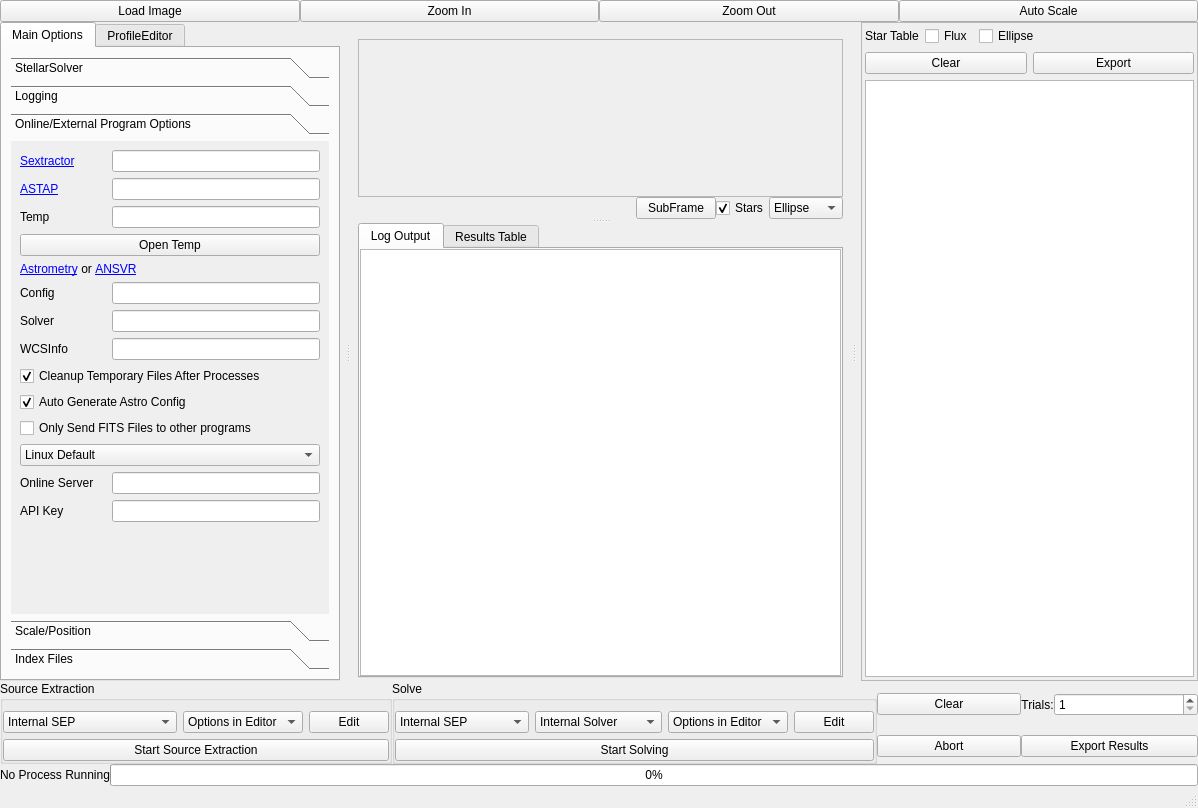
The window that tester/mainwindow.ui (rlancaste/stellarsolver) describes before a commit, drawn with Qt 5.
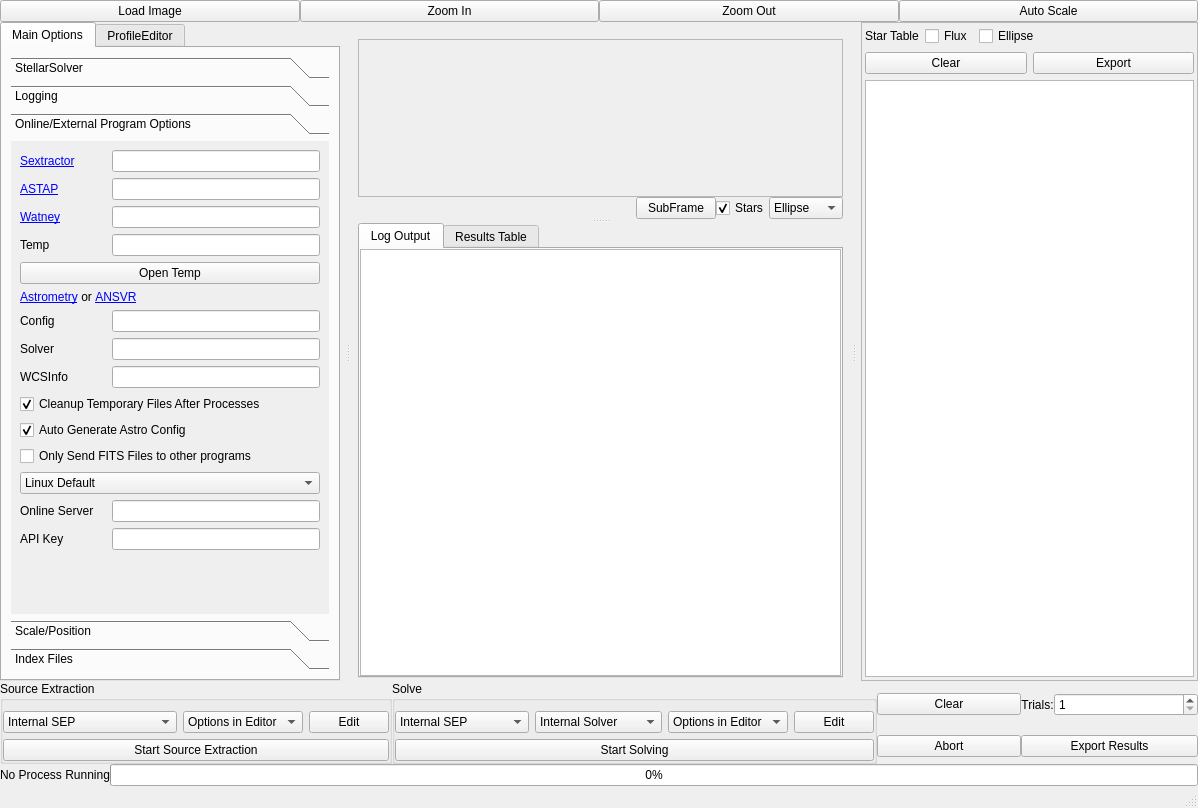
The same window after the commit. The open tabs and pages were chosen to show the change. Icons and pictures are not drawn. Custom widgets are drawn as their Qt base class.

Commit message: Adding Watney Solver Support, fixing bugs in solutions, removing mac internal paths, switching back to easier method of aborting external processes, and minor bugfixes

```diff
--- a/tester/mainwindow.ui
+++ b/tester/mainwindow.ui
@@ -275,79 +275,53 @@
                  <x>0</x>
                  <y>0</y>
                  <width>291</width>
-                 <height>424</height>
+                 <height>454</height>
                 </rect>
                </property>
                <attribute name="label">
                 <string>Online/External Program Options</string>
                </attribute>
                <layout class="QGridLayout" name="gridLayout_13">
-                <item row="17" column="4">
-                 <widget class="QLineEdit" name="onlineServer">
-                  <property name="text">
-                   <string/>
-                  </property>
+                <item row="17" column="1" colspan="4">
+                 <widget class="QComboBox" name="setPathsAutomatically">
+                  <item>
+                   <property name="text">
+                    <string>Linux Default</string>
+                   </property>
+                  </item>
+                  <item>
+                   <property name="text">
+                    <string>Linux KStars Internal </string>
+                   </property>
+                  </item>
+                  <item>
+                   <property name="text">
+                    <string>Mac Homebrew</string>
+                   </property>
+                  </item>
+                  <item>
+                   <property name="text">
+                    <string>Windows ANSVR</string>
+                   </property>
+                  </item>
+                  <item>
+                   <property name="text">
+                    <string>Windows Cygwin</string>
+                   </property>
+                  </item>
                  </widget>
                 </item>
-                <item row="4" column="1" colspan="4">
-                 <widget class="QLabel" name="label_10">
+                <item row="16" column="1" colspan="4">
+                 <widget class="QCheckBox" name="onlySendFITSFiles">
                   <property name="text">
-                   <string>&lt;a href= &quot;http://astrometry.net/use.html&quot;&gt;Astrometry&lt;/a&gt; or &lt;a href=&quot;https://adgsoftware.com/ansvr/&quot;&gt;ANSVR&lt;/a&gt;</string>
-                  </property>
-                  <property name="openExternalLinks">
-                   <bool>true</bool>
-                  </property>
-                 </widget>
-                </item>
-                <item row="0" column="4">
-                 <widget class="QLineEdit" name="sextractorPath">
-                  <property name="text">
-                   <string/>
-                  </property>
-                 </widget>
-                </item>
-                <item row="1" column="1">
-                 <widget class="QLabel" name="label_45">
-                  <property name="text">
-                   <string>&lt;a href=&quot;https://www.hnsky.org/astap.htm&quot;&gt;ASTAP&lt;/a&gt;</string>
-                  </property>
-                  <property name="openExternalLinks">
-                   <bool>true</bool>
-                  </property>
-                 </widget>
-                </item>
-                <item row="13" column="1" colspan="4">
-                 <widget class="QCheckBox" name="cleanupTemp">
-                  <property name="text">
-                   <string>Cleanup Temporary Files After Processes</string>
+                   <string>Only Send FITS Files to other programs</string>
                   </property>
                   <property name="checked">
-                   <bool>true</bool>
+                   <bool>false</bool>
                   </property>
                  </widget>
                 </item>
-                <item row="6" column="1">
-                 <widget class="QLabel" name="label_3">
-                  <property name="text">
-                   <string>Config</string>
-                  </property>
-                 </widget>
-                </item>
-                <item row="12" column="4">
-                 <widget class="QLineEdit" name="wcsPath"/>
-                </item>
-                <item row="0" column="1">
-                 <widget class="QLabel" name="label">
-                  <property name="text">
-                   <string>&lt;a href=&quot;https://www.astromatic.net/software/sextractor&quot;&gt;Sextractor&lt;/a&gt;
-</string>
-                  </property>
-                  <property name="openExternalLinks">
-                   <bool>true</bool>
-                  </property>
-                 </widget>
-                </item>
-                <item row="2" column="4">
+                <item row="3" column="4">
                  <widget class="QLineEdit" name="basePath">
                   <property name="text">
                    <string/>
@@ -361,98 +335,82 @@
                   </property>
                  </widget>
                 </item>
-                <item row="8" column="4">
-                 <widget class="QLineEdit" name="solverPath"/>
-                </item>
-                <item row="14" column="1" colspan="4">
-                 <widget class="QCheckBox" name="generateAstrometryConfig">
-                  <property name="text">
-                   <string>Auto Generate Astro Config</string>
-                  </property>
-                  <property name="checked">
-                   <bool>true</bool>
-                  </property>
-                 </widget>
-                </item>
-                <item row="6" column="4">
-                 <widget class="QLineEdit" name="configFilePath">
+                <item row="19" column="4">
+                 <widget class="QLineEdit" name="apiKey">
                   <property name="text">
                    <string/>
                   </property>
                  </widget>
                 </item>
-                <item row="17" column="1">
+                <item row="18" column="1">
                  <widget class="QLabel" name="label_63">
                   <property name="text">
                    <string>Online Server</string>
                   </property>
                  </widget>
                 </item>
-                <item row="2" column="1">
-                 <widget class="QLabel" name="label_11">
+                <item row="18" column="4">
+                 <widget class="QLineEdit" name="onlineServer">
                   <property name="text">
-                   <string>Temp</string>
+                   <string/>
                   </property>
                  </widget>
                 </item>
-                <item row="3" column="1" colspan="4">
-                 <widget class="QPushButton" name="openTemp">
-                  <property name="text">
-                   <string>Open Temp</string>
-                  </property>
-                 </widget>
-                </item>
-                <item row="12" column="1">
+                <item row="13" column="1">
                  <widget class="QLabel" name="label_42">
                   <property name="text">
                    <string>WCSInfo</string>
                   </property>
                  </widget>
                 </item>
-                <item row="18" column="1">
+                <item row="4" column="1" colspan="4">
+                 <widget class="QPushButton" name="openTemp">
+                  <property name="text">
+                   <string>Open Temp</string>
+                  </property>
+                 </widget>
+                </item>
+                <item row="7" column="4">
+                 <widget class="QLineEdit" name="configFilePath">
+                  <property name="text">
+                   <string/>
+                  </property>
+                 </widget>
+                </item>
+                <item row="5" column="1" colspan="4">
+                 <widget class="QLabel" name="label_10">
+                  <property name="text">
+                   <string>&lt;a href= &quot;http://astrometry.net/use.html&quot;&gt;Astrometry&lt;/a&gt; or &lt;a href=&quot;https://adgsoftware.com/ansvr/&quot;&gt;ANSVR&lt;/a&gt;</string>
+                  </property>
+                  <property name="openExternalLinks">
+                   <bool>true</bool>
+                  </property>
+                 </widget>
+                </item>
+                <item row="13" column="4">
+                 <widget class="QLineEdit" name="wcsPath"/>
+                </item>
+                <item row="19" column="1">
                  <widget class="QLabel" name="label_62">
                   <property name="text">
                    <string>API Key</string>
                   </property>
                  </widget>
                 </item>
-                <item row="16" column="1" colspan="4">
-                 <widget class="QComboBox" name="setPathsAutomatically">
-                  <item>
-                   <property name="text">
-                    <string>Linux Default</string>
-                   </property>
-                  </item>
-                  <item>
-                   <property name="text">
-                    <string>Linux KStars Internal </string>
-                   </property>
-                  </item>
-                  <item>
-                   <property name="text">
-                    <string>Mac Homebrew</string>
-                   </property>
-                  </item>
-                  <item>
-                   <property name="text">
-                    <string>Windows ANSVR</string>
-                   </property>
-                  </item>
-                  <item>
-                   <property name="text">
-                    <string>Windows Cygwin</string>
-                   </property>
-                  </item>
-                 </widget>
+                <item row="9" column="4">
+                 <widget class="QLineEdit" name="solverPath"/>
                 </item>
-                <item row="18" column="4">
-                 <widget class="QLineEdit" name="apiKey">
+                <item row="14" column="1" colspan="4">
+                 <widget class="QCheckBox" name="cleanupTemp">
                   <property name="text">
-                   <string/>
+                   <string>Cleanup Temporary Files After Processes</string>
+                  </property>
+                  <property name="checked">
+                   <bool>true</bool>
                   </property>
                  </widget>
                 </item>
-                <item row="19" column="1">
+                <item row="20" column="1">
                  <spacer name="verticalSpacer">
                   <property name="orientation">
                    <enum>Qt::Vertical</enum>
@@ -465,20 +423,79 @@
                   </property>
                  </spacer>
                 </item>
-                <item row="8" column="1">
+                <item row="0" column="4">
+                 <widget class="QLineEdit" name="sextractorPath">
+                  <property name="text">
+                   <string/>
+                  </property>
+                 </widget>
+                </item>
+                <item row="15" column="1" colspan="4">
+                 <widget class="QCheckBox" name="generateAstrometryConfig">
+                  <property name="text">
+                   <string>Auto Generate Astro Config</string>
+                  </property>
+                  <property name="checked">
+                   <bool>true</bool>
+                  </property>
+                 </widget>
+                </item>
+                <item row="9" column="1">
                  <widget class="QLabel" name="label_2">
                   <property name="text">
                    <string>Solver</string>
                   </property>
                  </widget>
                 </item>
-                <item row="15" column="1" colspan="4">
-                 <widget class="QCheckBox" name="onlySendFITSFiles">
+                <item row="0" column="1">
+                 <widget class="QLabel" name="label">
                   <property name="text">
-                   <string>Only Send FITS Files to other programs</string>
+                   <string>&lt;a href=&quot;https://www.astromatic.net/software/sextractor&quot;&gt;Sextractor&lt;/a&gt;
+</string>
                   </property>
-                  <property name="checked">
-                   <bool>false</bool>
+                  <property name="openExternalLinks">
+                   <bool>true</bool>
+                  </property>
+                 </widget>
+                </item>
+                <item row="1" column="1">
+                 <widget class="QLabel" name="label_45">
+                  <property name="text">
+                   <string>&lt;a href=&quot;https://www.hnsky.org/astap.htm&quot;&gt;ASTAP&lt;/a&gt;</string>
+                  </property>
+                  <property name="openExternalLinks">
+                   <bool>true</bool>
+                  </property>
+                 </widget>
+                </item>
+                <item row="3" column="1">
+                 <widget class="QLabel" name="label_11">
+                  <property name="text">
+                   <string>Temp</string>
+                  </property>
+                 </widget>
+                </item>
+                <item row="7" column="1">
+                 <widget class="QLabel" name="label_3">
+                  <property name="text">
+                   <string>Config</string>
+                  </property>
+                 </widget>
+                </item>
+                <item row="2" column="1">
+                 <widget class="QLabel" name="label_64">
+                  <property name="text">
+                   <string>&lt;a href=&quot;https://github.com/Jusas/WatneyAstrometry&quot;&gt;Watney&lt;/a&gt;</string>
+                  </property>
+                  <property name="openExternalLinks">
+                   <bool>true</bool>
+                  </property>
+                 </widget>
+                </item>
+                <item row="2" column="4">
+                 <widget class="QLineEdit" name="watneyPath">
+                  <property name="text">
+                   <string/>
                   </property>
                  </widget>
                 </item>
```
Left out of the diff: 7 changed lines with no effect on the pictures. The commit also changes 7 other files.
